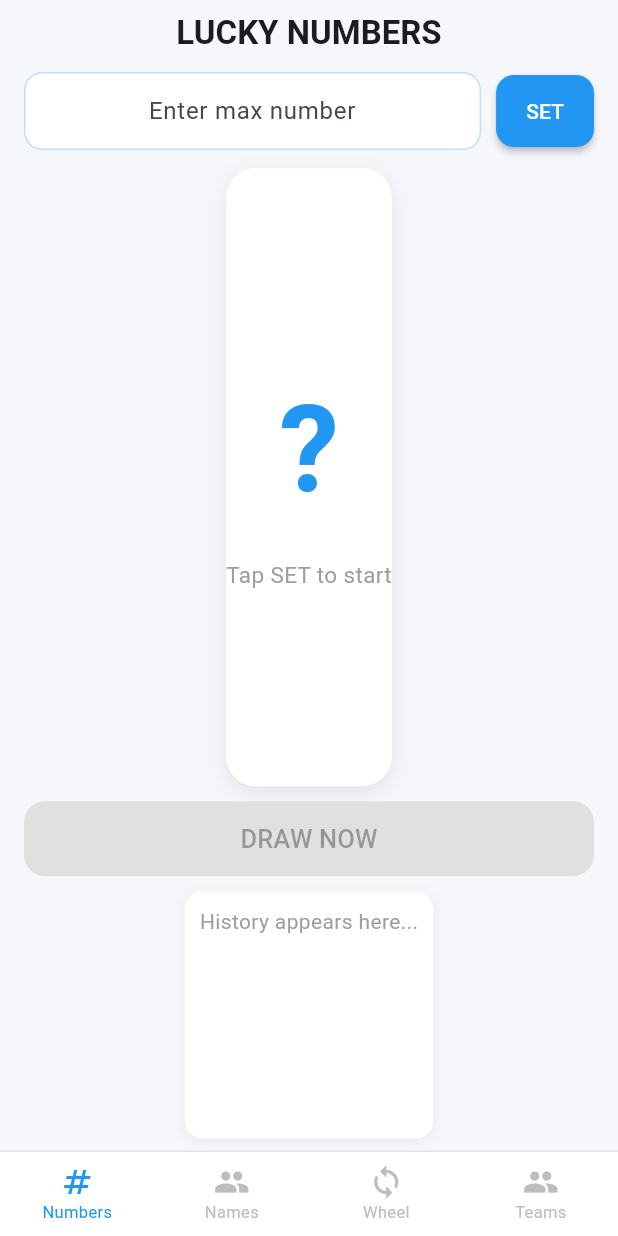
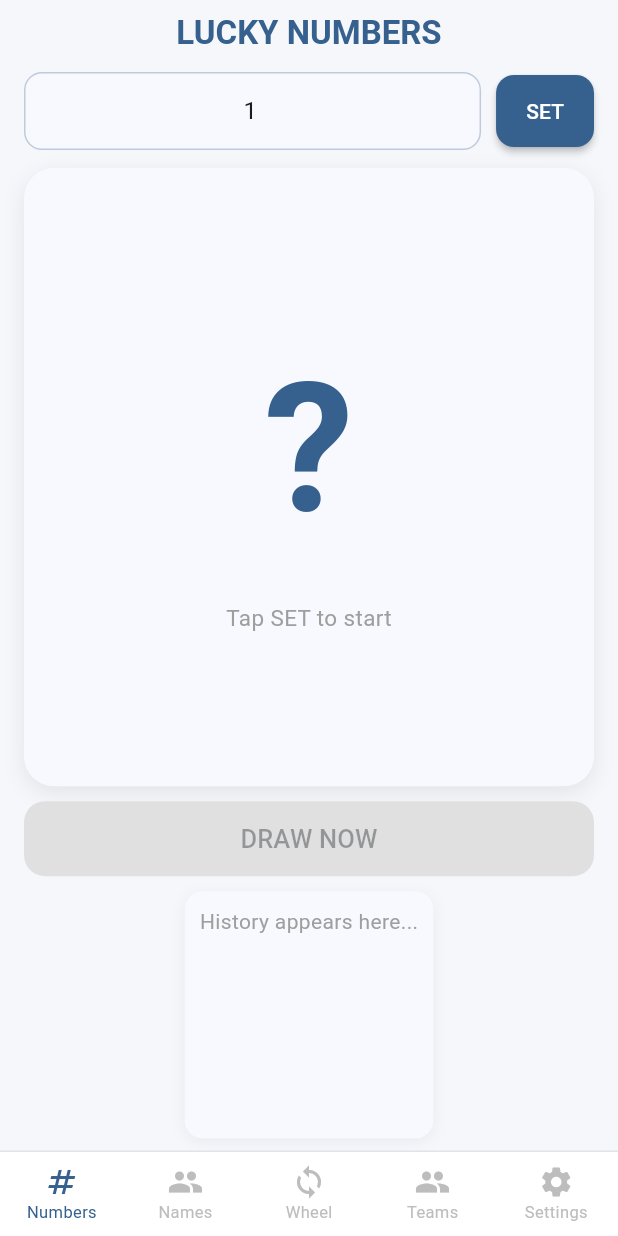
Before and after one commit to StevenandPizza/randomflutter, a Flutter app: the screen it shows after launch, on a phone screen of 412 x 824 dp. Run offline on Flutter 3.47's test engine with Material 3 defaults, Android fonts, the phone set to English and light mode, and no system bars; our stand-ins replace audioplayers.

Commit message:
Settings tab: dark mode, sound toggle, color picker + FittedBox number width + bigger wheel

```diff
--- a/lib/main.dart
+++ b/lib/main.dart
@@ -8,18 +8,49 @@ void main() {
   runApp(const RandomFlutterApp());
 }
 
-class RandomFlutterApp extends StatelessWidget {
+class RandomFlutterApp extends StatefulWidget {
   const RandomFlutterApp({super.key});
+
+  @override
+  State<RandomFlutterApp> createState() => RandomFlutterAppState();
+
+  static RandomFlutterAppState? of(BuildContext context) {
+    return context.findAncestorStateOfType<RandomFlutterAppState>();
+  }
+}
+
+class RandomFlutterAppState extends State<RandomFlutterApp> {
+  ThemeMode _themeMode = ThemeMode.light;
+  Color _seedColor = Colors.blue;
+
+  ThemeMode get themeMode => _themeMode;
+  Color get seedColor => _seedColor;
+
+  void toggleTheme() {
+    setState(() {
+      _themeMode = _themeMode == ThemeMode.light ? ThemeMode.dark : ThemeMode.light;
+    });
+  }
+
+  void setSeedColor(Color color) {
+    setState(() => _seedColor = color);
+  }
 
   @override
   Widget build(BuildContext context) {
     return MaterialApp(
       title: 'RandomSteven',
       debugShowCheckedModeBanner: false,
+      themeMode: _themeMode,
       theme: ThemeData(
-        colorSchemeSeed: Colors.blue,
+        colorSchemeSeed: _seedColor,
         useMaterial3: true,
         brightness: Brightness.light,
+      ),
+      darkTheme: ThemeData(
+        colorSchemeSeed: _seedColor,
+        useMaterial3: true,
+        brightness: Brightness.dark,
       ),
       home: const SplashScreen(),
     );
@@ -190,11 +221,12 @@ class _MainScreenState extends State<MainScreen> with TickerProviderStateMixin {
   final _audioPlayer = AudioPlayer();
   final _random = Random();
   bool _soundsReady = false;
+  bool _soundEnabled = true;
 
   // Numbers state
   List<int> availableNumbers = [];
   List<int> drawnNumbers = [];
-  final TextEditingController maxInputCtrl = TextEditingController();
+  final TextEditingController maxInputCtrl = TextEditingController(text: '1');
 
   // Names state
   List<String> availableNames = [];
@@ -218,11 +250,12 @@ class _MainScreenState extends State<MainScreen> with TickerProviderStateMixin {
   String animatingName = 'Who is next?';
   int _animatingCount = 0;
 
-  final List<Color> tabColors = [
-    Colors.blue,
-    const Color(0xFF7B2D8E),
-    Colors.green,
-    Colors.deepOrange,
+  final List<IconData> tabIcons = [
+    Icons.numbers,
+    Icons.people,
+    Icons.sync,
+    Icons.group,
+    Icons.settings,
   ];
 
   @override
@@ -241,7 +274,7 @@ class _MainScreenState extends State<MainScreen> with TickerProviderStateMixin {
   }
 
   Future<void> _playSound(String name) async {
-    if (!_soundsReady) return;
+    if (!_soundsReady || !_soundEnabled) return;
     try {
       await _audioPlayer.stop();
       await _audioPlayer.play(AssetSource(name));
@@ -398,6 +431,16 @@ class _MainScreenState extends State<MainScreen> with TickerProviderStateMixin {
     setState(() => teamResult = buf.toString().trim());
   }
 
+  String _label(int i) {
+    return switch (i) {
+      0 => 'Numbers',
+      1 => 'Names',
+      2 => 'Wheel',
+      3 => 'Teams',
+      _ => 'Settings',
+    };
+  }
+
   @override
   Widget build(BuildContext context) {
     final theme = Theme.of(context);
@@ -411,6 +454,7 @@ class _MainScreenState extends State<MainScreen> with TickerProviderStateMixin {
           _buildNamesTab(theme),
           _buildWheelTab(theme),
           _buildTeamsTab(theme),
+          _buildSettingsTab(theme),
         ],
       ),
       bottomNavigationBar: Container(
@@ -423,29 +467,28 @@ class _MainScreenState extends State<MainScreen> with TickerProviderStateMixin {
           onTap: (i) => setState(() => _currentTab = i),
           type: BottomNavigationBarType.fixed,
           backgroundColor: Colors.white,
-          selectedItemColor: tabColors[_currentTab],
+          selectedItemColor: theme.colorScheme.primary,
           unselectedItemColor: Colors.grey[400],
           selectedFontSize: 11,
           unselectedFontSize: 11,
           elevation: 0,
-          items: const [
-            BottomNavigationBarItem(icon: Icon(Icons.numbers), label: 'Numbers'),
-            BottomNavigationBarItem(icon: Icon(Icons.people), label: 'Names'),
-            BottomNavigationBarItem(icon: Icon(Icons.sync), label: 'Wheel'),
-            BottomNavigationBarItem(icon: Icon(Icons.group), label: 'Teams'),
-          ],
+          items: List.generate(5, (i) => BottomNavigationBarItem(
+            icon: Icon(tabIcons[i]),
+            label: _label(i),
+          )),
         ),
       ),
     );
   }
 
   Widget _buildNumbersTab(ThemeData theme) {
+    final primary = theme.colorScheme.primary;
     return SafeArea(
       child: Padding(
         padding: const EdgeInsets.fromLTRB(16, 8, 16, 8),
         child: Column(
           children: [
-            Text('LUCKY NUMBERS', style: theme.textTheme.titleLarge?.copyWith(fontWeight: FontWeight.bold)),
+            Text('LUCKY NUMBERS', style: theme.textTheme.titleLarge?.copyWith(fontWeight: FontWeight.bold, color: primary)),
             const SizedBox(height: 12),
             Row(
               children: [
@@ -456,10 +499,10 @@ class _MainScreenState extends State<MainScreen> with TickerProviderStateMixin {
                     decoration: InputDecoration(
                       hintText: 'Enter max number',
                       filled: true,
-                      fillColor: Colors.white,
+                      fillColor: theme.cardColor,
                       contentPadding: const EdgeInsets.symmetric(horizontal: 16, vertical: 14),
-                      border: OutlineInputBorder(borderRadius: BorderRadius.circular(12), borderSide: BorderSide(color: Colors.blue.withValues(alpha: 0.3))),
-                      enabledBorder: OutlineInputBorder(borderRadius: BorderRadius.circular(12), borderSide: BorderSide(color: Colors.blue.withValues(alpha: 0.3))),
+                      border: OutlineInputBorder(borderRadius: BorderRadius.circular(12), borderSide: BorderSide(color: primary.withValues(alpha: 0.3))),
+                      enabledBorder: OutlineInputBorder(borderRadius: BorderRadius.circular(12), borderSide: BorderSide(color: primary.withValues(alpha: 0.3))),
                     ),
                     textAlign: TextAlign.center,
                   ),
@@ -468,7 +511,7 @@ class _MainScreenState extends State<MainScreen> with TickerProviderStateMixin {
                 ElevatedButton(
                   onPressed: _setupNumbers,
                   style: ElevatedButton.styleFrom(
-                    backgroundColor: Colors.blue,
+                    backgroundColor: primary,
                     foregroundColor: Colors.white,
                     padding: const EdgeInsets.symmetric(horizontal: 20, vertical: 14),
                     shape: RoundedRectangleBorder(borderRadius: BorderRadius.circular(12)),
@@ -482,15 +525,22 @@ class _MainScreenState extends State<MainScreen> with TickerProviderStateMixin {
             Expanded(
               flex: 5,
               child: Container(
+                width: double.infinity,
                 decoration: BoxDecoration(
-                  color: Colors.white,
+                  color: theme.cardColor,
                   borderRadius: BorderRadius.circular(20),
                   boxShadow: [BoxShadow(color: Colors.black.withValues(alpha: 0.08), blurRadius: 12, offset: const Offset(0, 4))],
                 ),
                 child: Column(
                   mainAxisAlignment: MainAxisAlignment.center,
                   children: [
-                    Text(animatingNumber, style: const TextStyle(fontSize: 80, fontWeight: FontWeight.bold, color: Colors.blue)),
+                    Padding(
+                      padding: const EdgeInsets.symmetric(horizontal: 16),
+                      child: FittedBox(
+                        fit: BoxFit.contain,
+                        child: Text(animatingNumber, style: TextStyle(fontSize: 120, fontWeight: FontWeight.bold, color: primary)),
+                      ),
+                    ),
                     const SizedBox(height: 16),
                     Text(
                       availableNumbers.isEmpty ? 'Tap SET to start' : 'Remaining: ${availableNumbers.length}',
@@ -507,7 +557,7 @@ class _MainScreenState extends State<MainScreen> with TickerProviderStateMixin {
               child: ElevatedButton(
                 onPressed: availableNumbers.isNotEmpty && !isAnimating ? _drawNumber : null,
                 style: ElevatedButton.styleFrom(
-                  backgroundColor: Colors.blue,
+                  backgroundColor: primary,
                   foregroundColor: Colors.white,
                   disabledBackgroundColor: Colors.grey[300],
                   shape: RoundedRectangleBorder(borderRadius: BorderRadius.circular(14)),
@@ -521,7 +571,7 @@ class _MainScreenState extends State<MainScreen> with TickerProviderStateMixin {
               flex: 2,
               child: Container(
                 decoration: BoxDecoration(
-                  color: Colors.white,
+                  color: theme.cardColor,
                   borderRadius: BorderRadius.circular(12),
                   boxShadow: [BoxShadow(color: Colors.black.withValues(alpha: 0.05), blurRadius: 8, offset: const Offset(0, 2))],
                 ),
@@ -560,7 +610,7 @@ class _MainScreenState extends State<MainScreen> with TickerProviderStateMixin {
                 decoration: InputDecoration(
                   hintText: 'Enter names\n(One per line)',
                   filled: true,
-                  fillColor: Colors.white,
+                  fillColor: theme.cardColor,
                   border: OutlineInputBorder(borderRadius: BorderRadius.circular(12), borderSide: BorderSide(color: purple.withValues(alpha: 0.3))),
                   enabledBorder: OutlineInputBorder(borderRadius: BorderRadius.circular(12), borderSide: BorderSide(color: purple.withValues(alpha: 0.3))),
                 ),
@@ -590,8 +640,13 @@ class _MainScreenState extends State<MainScreen> with TickerProviderStateMixin {
                 child: Column(
                   mainAxisAlignment: MainAxisAlignment.center,
                   children: [
-                    Text(animatingName, style: theme.textTheme.headlineMedium?.copyWith(color: purple, fontWeight: FontWeight.bold),
-                      textAlign: TextAlign.center),
+                    Padding(
+                      padding: const EdgeInsets.symmetric(horizontal: 16),
+                      child: FittedBox(
+                        fit: BoxFit.contain,
+                        child: Text(animatingName, style: theme.textTheme.headlineMedium?.copyWith(color: purple, fontWeight: FontWeight.bold)),
+                      ),
+                    ),
                     const SizedBox(height: 8),
                     Text(
                       availableNames.isEmpty ? 'Waiting for names...' : 'Remaining: ${availableNames.length}',
@@ -624,15 +679,16 @@ class _MainScreenState extends State<MainScreen> with TickerProviderStateMixin {
   }
 
   Widget _buildWheelTab(ThemeData theme) {
+    final green = Colors.green;
     return SafeArea(
       child: Padding(
         padding: const EdgeInsets.fromLTRB(12, 4, 12, 4),
         child: Column(
           children: [
-            Text('SPIN THE WHEEL', style: theme.textTheme.titleLarge?.copyWith(fontWeight: FontWeight.bold, color: Colors.green)),
+            Text('SPIN THE WHEEL', style: theme.textTheme.titleLarge?.copyWith(fontWeight: FontWeight.bold, color: green)),
             const SizedBox(height: 8),
             Expanded(
-              flex: 3,
+              flex: 2,
               child: TextField(
                 controller: wheelInputCtrl,
                 maxLines: null,
@@ -641,21 +697,19 @@ class _MainScreenState extends State<MainScreen> with TickerProviderStateMixin {
                 decoration: InputDecoration(
                   hintText: 'Enter items (one per line)',
                   filled: true,
-                  fillColor: Colors.white,
+                  fillColor: theme.cardColor,
                   contentPadding: const EdgeInsets.all(12),
-                  border: OutlineInputBorder(borderRadius: BorderRadius.circular(10), borderSide: BorderSide(color: Colors.green.withValues(alpha: 0.3))),
-                  enabledBorder: OutlineInputBorder(borderRadius: BorderRadius.circular(10), borderSide: BorderSide(color: Colors.green.withValues(alpha: 0.3))),
+                  border: OutlineInputBorder(borderRadius: BorderRadius.circular(10), borderSide: BorderSide(color: green.withValues(alpha: 0.3))),
+                  enabledBorder: OutlineInputBorder(borderRadius: BorderRadius.circular(10), borderSide: BorderSide(color: green.withValues(alpha: 0.3))),
                 ),
               ),
             ),
-            const SizedBox(height: 8),
             Expanded(
-              flex: 3,
+              flex: 4,
               child: Center(
                 child: LayoutBuilder(
                   builder: (context, constraints) {
-                    final s = min(constraints.maxWidth * 0.7, constraints.maxHeight * 0.85);
-                    final size = min(s, 200.0);
+                    final size = min(constraints.maxWidth * 0.88, constraints.maxHeight * 0.88);
                     return Stack(
                       alignment: Alignment.topCenter,
                       children: [
@@ -673,8 +727,8 @@ class _MainScreenState extends State<MainScreen> with TickerProviderStateMixin {
                 ),
               ),
             ),
-            const SizedBox(height: 6),
-            Text(wheelResult, style: theme.textTheme.titleLarge?.copyWith(color: Colors.green, fontWeight: FontWeight.bold)),
+            const SizedBox(height: 4),
+            Text(wheelResult, style: theme.textTheme.titleLarge?.copyWith(color: green, fontWeight: FontWeight.bold)),
             const SizedBox(height: 6),
             SizedBox(
               width: double.infinity,
@@ -682,7 +736,7 @@ class _MainScreenState extends State<MainScreen> with TickerProviderStateMixin {
               child: ElevatedButton(
                 onPressed: isSpinning ? null : _spinWheel,
                 style: ElevatedButton.styleFrom(
-                  backgroundColor: Colors.green,
+                  backgroundColor: green,
                   foregroundColor: Colors.white,
                   disabledBackgroundColor: Colors.grey[300],
                   shape: RoundedRectangleBorder(borderRadius: BorderRadius.circular(12)),
@@ -717,7 +771,7 @@ class _MainScreenState extends State<MainScreen> with TickerProviderStateMixin {
                 decoration: InputDecoration(
                   hintText: 'Enter player names\n(One per line)',
                   filled: true,
-                  fillColor: Colors.white,
+                  fillColor: theme.cardColor,
                   border: OutlineInputBorder(borderRadius: BorderRadius.circular(12), borderSide: BorderSide(color: orange.withValues(alpha: 0.3))),
                   enabledBorder: OutlineInputBorder(borderRadius: BorderRadius.circular(12), borderSide: BorderSide(color: orange.withValues(alpha: 0.3))),
                 ),
@@ -733,7 +787,7 @@ class _MainScreenState extends State<MainScreen> with TickerProviderStateMixin {
                     decoration: InputDecoration(
                       hintText: 'Number of teams',
                       filled: true,
-                      fillColor: Colors.white,
+                      fillColor: theme.cardColor,
                       border: OutlineInputBorder(borderRadius: BorderRadius.circular(12), borderSide: BorderSide(color: orange.withValues(alpha: 0.3))),
                       enabledBorder: OutlineInputBorder(borderRadius: BorderRadius.circular(12), borderSide: BorderSide(color: orange.withValues(alpha: 0.3))),
                     ),
@@ -773,4 +827,91 @@ class _MainScreenState extends State<MainScreen> with TickerProviderStateMixin {
       ),
     );
   }
+
+  Widget _buildSettingsTab(ThemeData theme) {
+    final appState = RandomFlutterApp.of(context);
+    if (appState == null) return const SizedBox();
+    final isDark = appState.themeMode == ThemeMode.dark;
+    final seed = appState.seedColor;
+
+    const colorOptions = [
+      Colors.blue,
+      Colors.purple,
+      Colors.green,
+      Colors.red,
+      Colors.orange,
+      Colors.pink,
+      Colors.teal,
+      Colors.indigo,
+      Colors.cyan,
+      Colors.amber,
+    ];
+
+    return SafeArea(
+      child: Padding(
+        padding: const EdgeInsets.all(24),
+        child: Column(
+          crossAxisAlignment: CrossAxisAlignment.start,
+          children: [
+            const SizedBox(height: 8),
+            Text('SETTINGS', style: theme.textTheme.titleLarge?.copyWith(fontWeight: FontWeight.bold, color: theme.colorScheme.primary)),
+            const SizedBox(height: 32),
+            Container(
+              decoration: BoxDecoration(
+                color: theme.cardColor,
+                borderRadius: BorderRadius.circular(16),
+                boxShadow: [BoxShadow(color: Colors.black.withValues(alpha: 0.05), blurRadius: 10, offset: const Offset(0, 2))],
+              ),
+              child: Column(
+                children: [
+                  SwitchListTile(
+                    title: const Text('Dark Mode'),
+                    subtitle: const Text('Toggle dark theme'),
+                    value: isDark,
+                    onChanged: (_) => appState.toggleTheme(),
+                    secondary: Icon(isDark ? Icons.dark_mode : Icons.light_mode, color: theme.colorScheme.primary),
+                  ),
+                  const Divider(height: 1, indent: 16, endIndent: 16),
+                  SwitchListTile(
+                    title: const Text('Sound Effects'),
+                    subtitle: const Text('Enable/disable sounds'),
+                    value: _soundEnabled,
+                    onChanged: (v) => setState(() => _soundEnabled = v),
+                    secondary: Icon(_soundEnabled ? Icons.volume_up : Icons.volume_off, color: theme.colorScheme.primary),
+                  ),
+                ],
+              ),
+            ),
+            const SizedBox(height: 24),
+            Text('Theme Color', style: theme.textTheme.titleMedium?.copyWith(fontWeight: FontWeight.w600)),
+            const SizedBox(height: 16),
+            Wrap(
+              spacing: 14,
+              runSpacing: 14,
+              children: colorOptions.map((c) {
+                final selected = seed.toARGB32() == c.toARGB32();
+                return GestureDetector(
+                  onTap: () => appState.setSeedColor(c),
+                  child: AnimatedContainer(
+                    duration: const Duration(milliseconds: 200),
+                    width: 50,
+                    height: 50,
+                    decoration: BoxDecoration(
+                      color: c,
+                      shape: BoxShape.circle,
+                      border: selected ? Border.all(color: isDark ? Colors.white : theme.colorScheme.surface, width: 3) : null,
+                      boxShadow: selected
+                          ? [BoxShadow(color: c.withValues(alpha: 0.5), blurRadius: 12, spreadRadius: 2)]
+                          : [BoxShadow(color: Colors.black.withValues(alpha: 0.1), blurRadius: 4)],
+                    ),
+                    child: selected ? Icon(Icons.check, color: isDark ? Colors.white : Colors.white, size: 24) : null,
+                  ),
+                );
+              }).toList(),
+            ),
+          ],
+        ),
+      ),
+    );
+  }
 }
```
